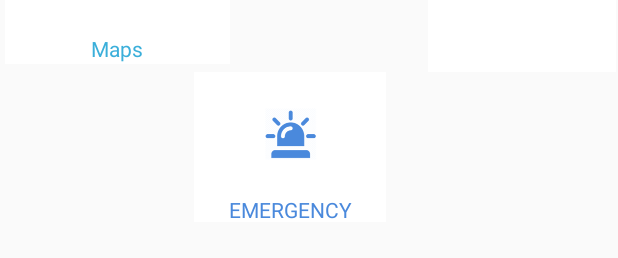
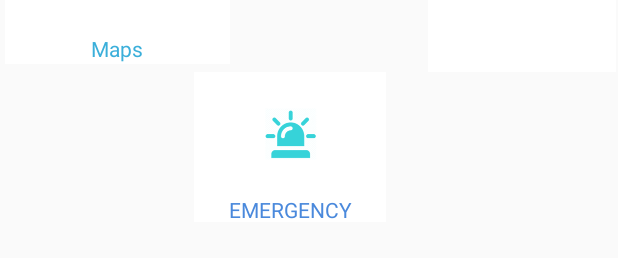
Before and after one commit to qprocompany/UserAndroid, an Android app: the layout fragment1_layout.xml on its own in the app's theme, with its tools: preview values and no code run, on a phone screen of 412 x 824 dp. Shown: the part 472-730 px from the top of the screen. Run offline under Robolectric (Android 15) with nearby library versions, the phone set to English and light mode, and no system bars.

Commit message:
denny ngedit menu navigation

```diff
--- a/app/build.gradle
+++ b/app/build.gradle
@@ -69,7 +69,7 @@ dependencies {
     //image piccaso
     implementation 'com.squareup.picasso:picasso:2.71828'
 
-    implementation 'com.android.support:cardview-v7:27.1.1'
+   implementation 'com.android.support:cardview-v7:27.0.2'
     implementation 'com.android.support:customtabs:27.1.1'
 
     implementation 'com.jakewharton:butterknife:8.5.1'
--- /dev/null
+++ b/app/src/main/res/drawable/emergencybtn.xml
@@ -0,0 +1,11 @@
+<?xml version="1.0" encoding="utf-8"?>
+<selector xmlns:android="http://schemas.android.com/apk/res/android">
+    <item
+    android:state_pressed="true"
+    android:drawable="@drawable/emergencymerah" />
+    <item
+        android:state_focused="true"
+        android:drawable="@drawable/emergencycall" />
+    <item android:drawable="@drawable/emergencycall" />
+
+</selector>
--- a/app/src/main/res/layout-large/fragment1_layout.xml
+++ b/app/src/main/res/layout-large/fragment1_layout.xml
@@ -173,7 +173,7 @@
                         android:layout_alignParentLeft="true"
                         android:tint="@color/colorAccent"
                         android:background="@color/ColorTransparent"
-                        android:src="@drawable/emergencycall"
+                        android:src="@drawable/emergencybtn"
                         android:text="Start" />
 
                     <TextView
--- a/app/src/main/res/layout-normal/fragment1_layout.xml
+++ b/app/src/main/res/layout-normal/fragment1_layout.xml
@@ -300,10 +300,9 @@
                     android:layout_alignParentLeft="true"
                     android:layout_alignParentBottom="true"
                     android:layout_gravity="center_vertical"
-                    android:background="@color/colorWhite"
-                    android:src="@drawable/emergencycall"
+                    android:background="@drawable/emergencybtn"
                     android:text="Start"
-                    android:tint="@color/colorAccent" />
+                     />
 
                 <TextView
                     android:id="@+id/textView2"
--- a/app/src/main/res/layout-sw600dp/fragment1_layout.xml
+++ b/app/src/main/res/layout-sw600dp/fragment1_layout.xml
@@ -177,9 +177,9 @@
                         android:layout_marginStart="40dp"
                         android:layout_marginEnd="10dp"
                         android:background="@color/colorWhite"
-                        android:src="@drawable/emergencycall"
+                        android:src="@drawable/emergencybtn"
                         android:text="Start"
-                        android:tint="@color/colorAccent" />
+                       />
 
                     <TextView
                         android:id="@+id/textView2"
--- a/app/src/main/res/layout/fragment1_layout.xml
+++ b/app/src/main/res/layout/fragment1_layout.xml
@@ -293,9 +293,9 @@
                 android:layout_alignParentLeft="true"
                 android:layout_alignParentBottom="true"
                 android:background="@color/colorWhite"
-                android:src="@drawable/emergencycall"
+                android:src="@drawable/emergencybtn"
                 android:text="Start"
-                android:tint="@color/colorAccent" />
+                />
 
             <TextView
                 android:id="@+id/textView2"
```
Also changed, not shown: app/src/main/res/drawable-v24/emergencycall.png (deleted).
